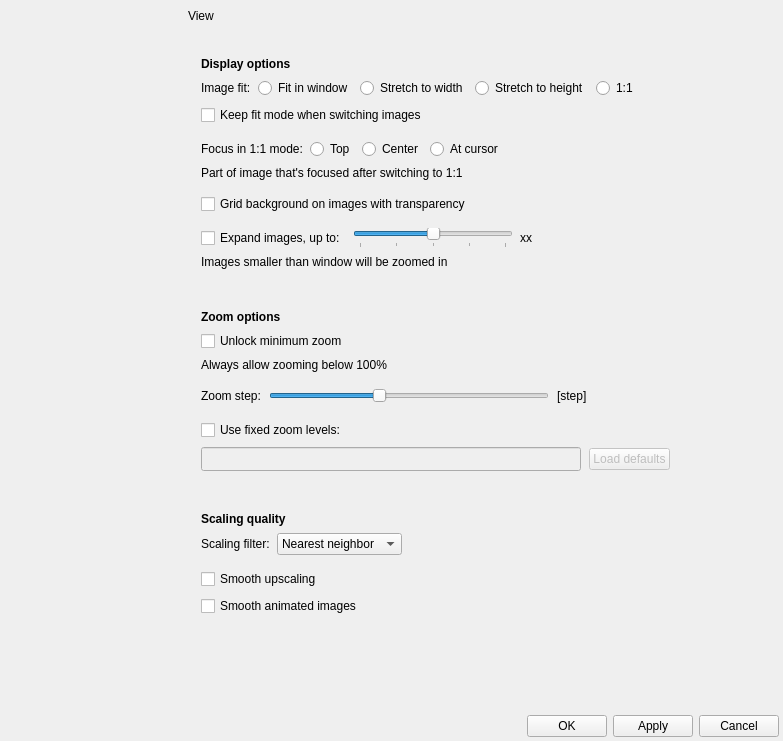
The window that qimgv/gui/dialogs/settingsdialog.ui (duckautomata/qimgv) describes before a commit, drawn with Qt 5.
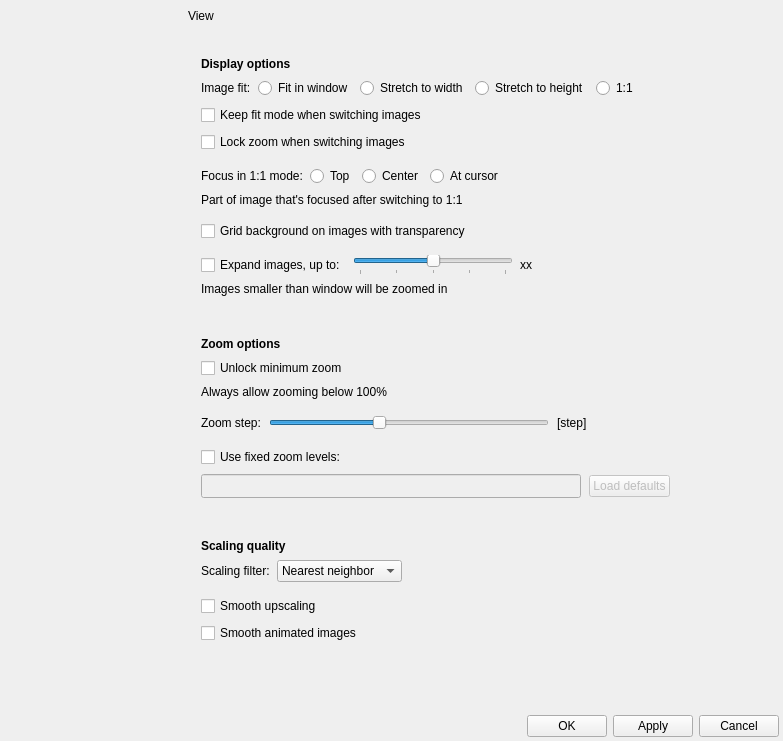
The same window after the commit. The open tabs and pages were chosen to show the change. Custom widgets are drawn as their Qt base class.

Commit message: feat: make zoom lock reachable, and make it work

Diff of the .ui file:
```diff
--- a/qimgv/gui/dialogs/settingsdialog.ui
+++ b/qimgv/gui/dialogs/settingsdialog.ui
@@ -2048,6 +2048,16 @@
                     </property>
                    </widget>
                   </item>
+                  <item>
+                   <widget class="QCheckBox" name="lockZoomCheckBox">
+                    <property name="toolTip">
+                     <string>Keeps the zoom level you are at instead of re-fitting the next image. Can also be toggled with L.</string>
+                    </property>
+                    <property name="text">
+                     <string>Lock zoom when switching images</string>
+                    </property>
+                   </widget>
+                  </item>
                   <item>
                    <widget class="QWidget" name="widget_3" native="true">
                     <property name="accessibleName">
```
The commit also changes 7 other files.
